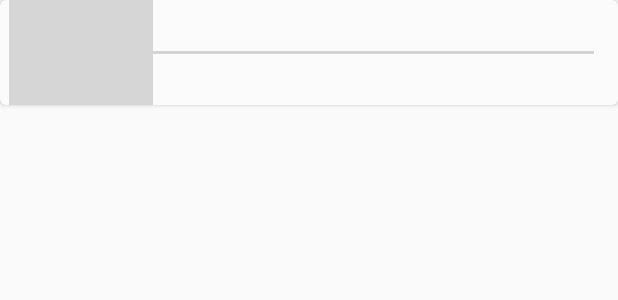
After one commit to sharma-shweta/T4I_Path, an Android app: the layout journey_seekbar.xml on its own in the app's theme, with its tools: preview values and no code run, on a phone screen of 412 x 824 dp. The commit adds this screen. Shown: the top 300 px of the screen. Run offline under Robolectric (Android 15) with nearby library versions, the phone set to English and light mode, and no system bars.

Commit message:
added journey screen - version 1

```diff
--- a/app/build.gradle
+++ b/app/build.gradle
@@ -20,11 +20,10 @@ android {
 }
 
 dependencies {
-    compile fileTree(dir: 'libs', include: ['*.jar'])
+    compile fileTree(include: ['*.jar'], dir: 'libs')
     androidTestCompile('com.android.support.test.espresso:espresso-core:2.2.2', {
         exclude group: 'com.android.support', module: 'support-annotations'
     })
-
     compile 'com.android.support:appcompat-v7:25.0.1'
     compile 'com.google.firebase:firebase-core:10.0.1'
     compile 'com.google.firebase:firebase-database:10.0.1'
@@ -35,8 +34,10 @@ dependencies {
     compile 'com.android.support:cardview-v7:25.0.1'
     compile 'com.android.support:support-v4:25.0.1'
     compile 'com.squareup:otto:1.3.8'
+    compile 'com.android.support.constraint:constraint-layout:1.0.2'
     testCompile 'junit:junit:4.12'
 }
 
 
+
 apply plugin: 'com.google.gms.google-services'
--- a/app/src/main/AndroidManifest.xml
+++ b/app/src/main/AndroidManifest.xml
@@ -29,8 +29,9 @@
         <activity android:name=".AddStudentActivity" />
         <activity android:name=".BaseActivity" />
         <activity android:name=".ClassroomData" />
-        <activity android:name=".ClsDataAdaptor" />
-        <activity android:name=".ExplorePath"></activity>
+        <!-- activity android:name=".ClsDataAdaptor" / -->
+        <activity android:name=".ExplorePath" />
+        <activity android:name=".JourneyActivity" />
     </application>
 
 </manifest>
--- /dev/null
+++ b/app/src/main/res/layout/journey_seekbar.xml
@@ -0,0 +1,27 @@
+<RelativeLayout xmlns:android="http://schemas.android.com/apk/res/android"
+    android:layout_alignParentStart="true"
+    android:layout_alignParentTop="true"
+    android:layout_height="match_parent"
+    android:layout_width="match_parent"
+    android:id="@+id/relativeCardLayout">
+
+    <android.support.v7.widget.CardView xmlns:card_view="http://schemas.android.com/apk/res-auto"
+        android:elevation="100dp"
+        android:layout_height="70sp"
+        android:layout_marginBottom="1sp"
+        android:layout_width="match_parent"
+        card_view:cardBackgroundColor="#FBFBFB"
+        card_view:cardCornerRadius="4dp">
+
+        <SeekBar
+            android:id="@+id/seekBar1"
+            android:layout_gravity="center"
+            android:layout_height="wrap_content"
+            android:layout_width="match_parent"
+            android:thumb="@drawable/seekbar_thumb"
+            android:thumbOffset="10dp"
+            />
+
+    </android.support.v7.widget.CardView>
+
+</RelativeLayout>
--- a/app/src/main/res/values-w820dp/dimens.xml
+++ b/app/src/main/res/values-w820dp/dimens.xml
@@ -1,4 +1,9 @@
 <resources>
+    <!-- Example customization of dimensions originally defined in res/values/dimens.xml
+         (such as screen margins) for screens with more than 820dp of available width. This
+         would include 7" and 10" devices in landscape (~960dp and ~1280dp respectively). -->
+    <!--<dimen name="activity_horizontal_margin">64dp</dimen>-->
+
     <!-- Example customization of dimensions originally defined in res/values/dimens.xml
          (such as screen margins) for screens with more than 820dp of available width. This
          would include 7" and 10" devices in landscape (~960dp and ~1280dp respectively). -->
--- a/app/src/main/res/values/colors.xml
+++ b/app/src/main/res/values/colors.xml
@@ -3,4 +3,5 @@
     <color name="colorPrimary">#3F51B5</color>
     <color name="colorPrimaryDark">#303F9F</color>
     <color name="colorAccent">#FF4081</color>
+    <color name="cardview_initial_background">#fafcfd</color>
 </resources>
--- a/app/src/main/res/values/dimens.xml
+++ b/app/src/main/res/values/dimens.xml
@@ -2,4 +2,5 @@
     <!-- Default screen margins, per the Android Design guidelines. -->
     <dimen name="activity_horizontal_margin">16dp</dimen>
     <dimen name="activity_vertical_margin">16dp</dimen>
+    <dimen name="seekbar_label_length">70dp</dimen>
 </resources>
```
Also changed, not shown: app/src/main/java/com/android/path/JourneyActivity.java (added, +166 -0 lines), app/src/main/res/layout/activity_journey.xml (added, +26 -0 lines), app/src/main/res/layout/button_list.xml (added, +28 -0 lines), app/src/main/res/values/strings.xml (+8 -0 lines).
